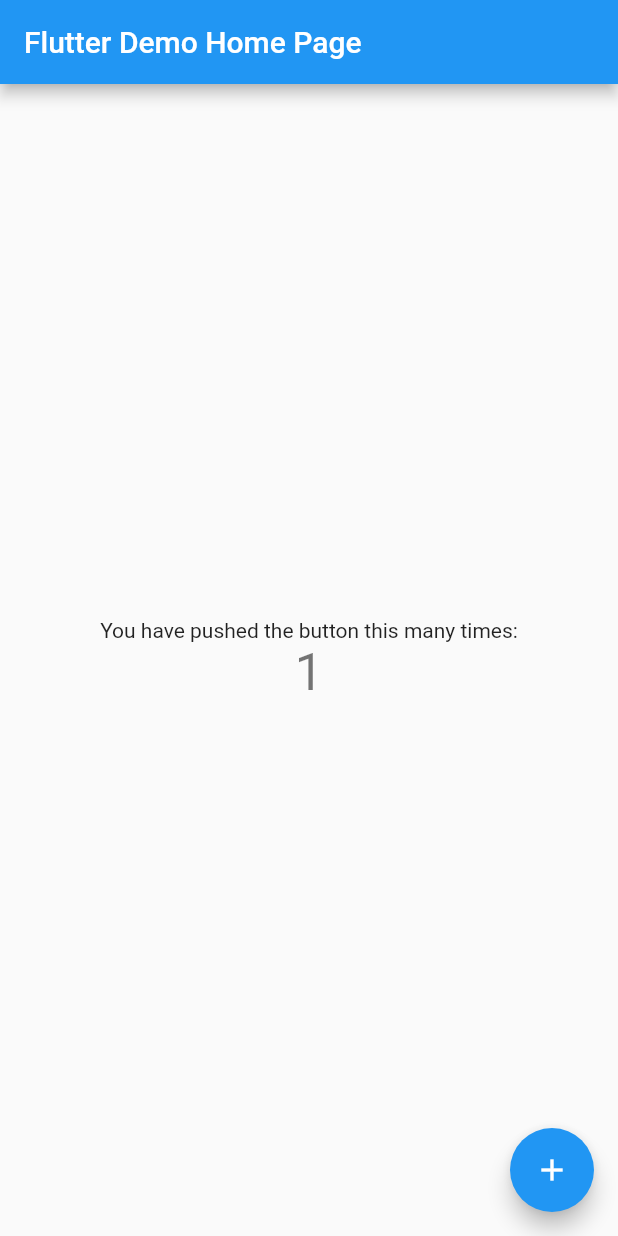
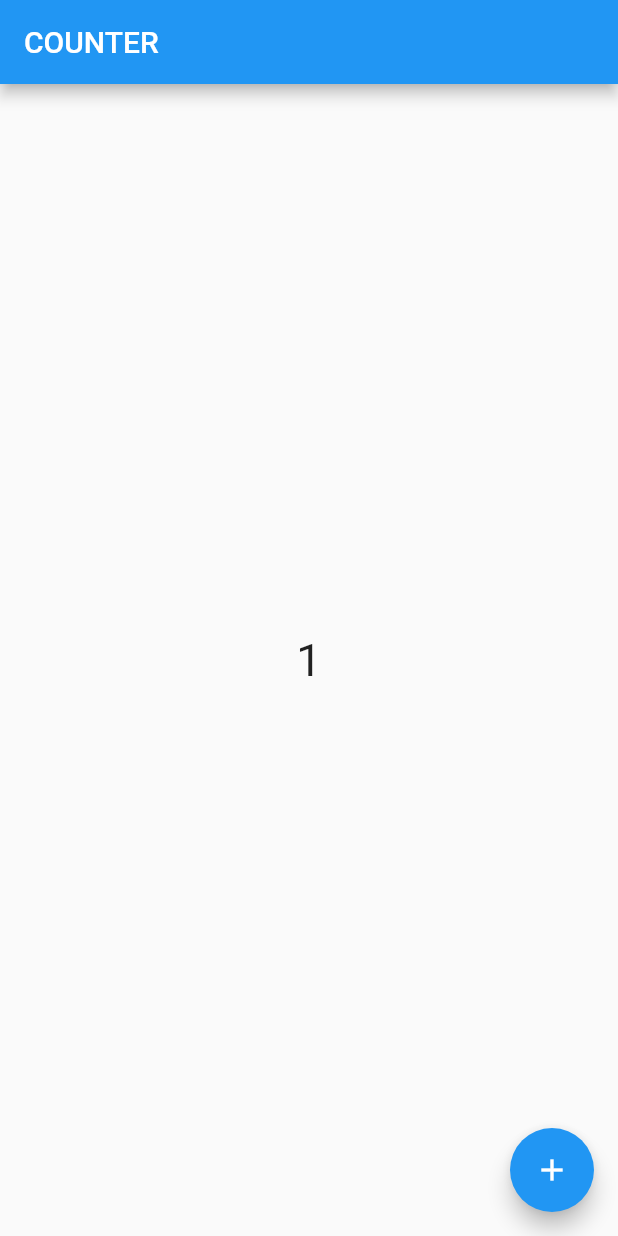
Before and after one commit to kamiya-7/flutter_b_counter, a Flutter app: the screen it shows after launch, after a tap on the "add" icon, on a phone screen of 412 x 824 dp. Run offline on Flutter 3.47's test engine with Material 2 defaults, Android fonts, the phone set to English and light mode, and no system bars; our stand-ins replace flutter_bloc.

Commit message:
Blocでカウンタアプリ作成

```diff
--- a/lib/bloc.dart
+++ b/lib/bloc.dart
@@ -0,0 +1,11 @@
+import 'package:flutter_bloc/flutter_bloc.dart';
+
+abstract class CounterEvent {}
+
+class CounterIncrementPressed extends CounterEvent {}
+
+class CounterBloc extends Bloc<CounterEvent, int> {
+  CounterBloc() : super(0) {
+    on<CounterIncrementPressed>((event, emit) => emit(state + 1));
+  }
+}
--- a/lib/counter_page.dart
+++ b/lib/counter_page.dart
@@ -0,0 +1,27 @@
+import 'package:flutter/material.dart';
+import 'package:flutter_b_counter/bloc.dart';
+import 'package:flutter_bloc/flutter_bloc.dart';
+
+class CounterPage extends StatelessWidget {
+  const CounterPage({Key? key}) : super(key: key);
+
+  @override
+  Widget build(BuildContext context) {
+    return Scaffold(
+      appBar: AppBar(title: const Text('COUNTER')),
+      body: BlocBuilder<CounterBloc, int>(
+        buildWhen: (previous, current) => previous != current,
+        builder: (context, count) => Center(
+          child: Text(
+            '$count',
+            style: const TextStyle(fontSize: 30.0),
+          ),
+        ),
+      ),
+      floatingActionButton: FloatingActionButton(
+        child: const Icon(Icons.add),
+        onPressed: () => context.read<CounterBloc>().add(CounterIncrementPressed())
+      ),
+    );
+  }
+}
--- a/lib/main.dart
+++ b/lib/main.dart
@@ -1,4 +1,7 @@
 import 'package:flutter/material.dart';
+import 'package:flutter_b_counter/bloc.dart';
+import 'package:flutter_b_counter/counter_page.dart';
+import 'package:flutter_bloc/flutter_bloc.dart';
 
 void main() {
   runApp(const MyApp());
@@ -7,109 +10,17 @@
 class MyApp extends StatelessWidget {
   const MyApp({Key? key}) : super(key: key);
 
-  // This widget is the root of your application.
   @override
   Widget build(BuildContext context) {
     return MaterialApp(
       title: 'Flutter Demo',
       theme: ThemeData(
-        // This is the theme of your application.
-        //
-        // Try running your application with "flutter run". You'll see the
-        // application has a blue toolbar. Then, without quitting the app, try
-        // changing the primarySwatch below to Colors.green and then invoke
-        // "hot reload" (press "r" in the console where you ran "flutter run",
-        // or simply save your changes to "hot reload" in a Flutter IDE).
-        // Notice that the counter didn't reset back to zero; the application
-        // is not restarted.
         primarySwatch: Colors.blue,
       ),
-      home: const MyHomePage(title: 'Flutter Demo Home Page'),
+      home: BlocProvider(
+        create: (_) => CounterBloc(),
+        child: const CounterPage(),
+      ),
     );
   }
 }
-
-class MyHomePage extends StatefulWidget {
-  const MyHomePage({Key? key, required this.title}) : super(key: key);
-
-  // This widget is the home page of your application. It is stateful, meaning
-  // that it has a State object (defined below) that contains fields that affect
-  // how it looks.
-
-  // This class is the configuration for the state. It holds the values (in this
-  // case the title) provided by the parent (in this case the App widget) and
-  // used by the build method of the State. Fields in a Widget subclass are
-  // always marked "final".
-
-  final String title;
-
-  @override
-  State<MyHomePage> createState() => _MyHomePageState();
-}
-
-class _MyHomePageState extends State<MyHomePage> {
-  int _counter = 0;
-
-  void _incrementCounter() {
-    setState(() {
-      // This call to setState tells the Flutter framework that something has
-      // changed in this State, which causes it to rerun the build method below
-      // so that the display can reflect the updated values. If we changed
-      // _counter without calling setState(), then the build method would not be
-      // called again, and so nothing would appear to happen.
-      _counter++;
-    });
-  }
-
-  @override
-  Widget build(BuildContext context) {
-    // This method is rerun every time setState is called, for instance as done
-    // by the _incrementCounter method above.
-    //
-    // The Flutter framework has been optimized to make rerunning build methods
-    // fast, so that you can just rebuild anything that needs updating rather
-    // than having to individually change instances of widgets.
-    return Scaffold(
-      appBar: AppBar(
-        // Here we take the value from the MyHomePage object that was created by
-        // the App.build method, and use it to set our appbar title.
-        title: Text(widget.title),
-      ),
-      body: Center(
-        // Center is a layout widget. It takes a single child and positions it
-        // in the middle of the parent.
-        child: Column(
-          // Column is also a layout widget. It takes a list of children and
-          // arranges them vertically. By default, it sizes itself to fit its
-          // children horizontally, and tries to be as tall as its parent.
-          //
-          // Invoke "debug painting" (press "p" in the console, choose the
-          // "Toggle Debug Paint" action from the Flutter Inspector in Android
-          // Studio, or the "Toggle Debug Paint" command in Visual Studio Code)
-          // to see the wireframe for each widget.
-          //
-          // Column has various properties to control how it sizes itself and
-          // how it positions its children. Here we use mainAxisAlignment to
-          // center the children vertically; the main axis here is the vertical
-          // axis because Columns are vertical (the cross axis would be
-          // horizontal).
-          mainAxisAlignment: MainAxisAlignment.center,
-          children: <Widget>[
-            const Text(
-              'You have pushed the button this many times:',
-            ),
-            Text(
-              '$_counter',
-              style: Theme.of(context).textTheme.headline4,
-            ),
-          ],
-        ),
-      ),
-      floatingActionButton: FloatingActionButton(
-        onPressed: _incrementCounter,
-        tooltip: 'Increment',
-        child: const Icon(Icons.add),
-      ), // This trailing comma makes auto-formatting nicer for build methods.
-    );
-  }
-}
--- a/pubspec.yaml
+++ b/pubspec.yaml
@@ -34,6 +34,7 @@
   # The following adds the Cupertino Icons font to your application.
   # Use with the CupertinoIcons class for iOS style icons.
   cupertino_icons: ^1.0.2
+  flutter_bloc: ^8.1.1
 
 dev_dependencies:
   flutter_test:
```
Also changed, not shown: pubspec.lock.
